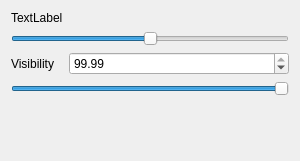
First picture: the form in AdenitaCoreSE/form/SEAdenitaVisualModelProperties.ui, repository edellano/Adenita-SAMSON-Edition, before the edit.
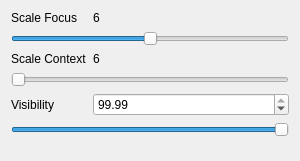
Second picture: the form after the edit.

Commit message: started working on splitting scale focus and context

```diff
--- a/AdenitaCoreSE/form/SEAdenitaVisualModelProperties.ui
+++ b/AdenitaCoreSE/form/SEAdenitaVisualModelProperties.ui
@@ -25,7 +25,7 @@
      <item row="0" column="0">
       <widget class="QLabel" name="label">
        <property name="text">
-        <string>TextLabel</string>
+        <string>Scale Focus</string>
        </property>
       </widget>
      </item>
@@ -42,14 +42,14 @@
        </property>
       </widget>
      </item>
-     <item row="2" column="0">
+     <item row="4" column="0">
       <widget class="QLabel" name="label_2">
        <property name="text">
         <string>Visibility</string>
        </property>
       </widget>
      </item>
-     <item row="3" column="0" colspan="2">
+     <item row="5" column="0" colspan="2">
       <widget class="QSlider" name="hslVisibility">
        <property name="value">
         <number>99</number>
@@ -59,7 +59,7 @@
        </property>
       </widget>
      </item>
-     <item row="2" column="1">
+     <item row="4" column="1">
       <widget class="QDoubleSpinBox" name="spbVisibility">
        <property name="singleStep">
         <double>0.050000000000000</double>
@@ -69,6 +69,34 @@
        </property>
       </widget>
      </item>
+     <item row="2" column="0">
+      <widget class="QLabel" name="label_3">
+       <property name="text">
+        <string>Scale Context</string>
+       </property>
+      </widget>
+     </item>
+     <item row="3" column="0" colspan="2">
+      <widget class="QSlider" name="hslScaleContext">
+       <property name="orientation">
+        <enum>Qt::Horizontal</enum>
+       </property>
+      </widget>
+     </item>
+     <item row="0" column="1">
+      <widget class="QLabel" name="lblScaleFocus">
+       <property name="text">
+        <string>6</string>
+       </property>
+      </widget>
+     </item>
+     <item row="2" column="1">
+      <widget class="QLabel" name="lblScaleContext">
+       <property name="text">
+        <string>6</string>
+       </property>
+      </widget>
+     </item>
     </layout>
    </item>
   </layout>
```
Left out of the diff: 37 changed lines with no effect on the pictures. The commit also changes 2 other files.
